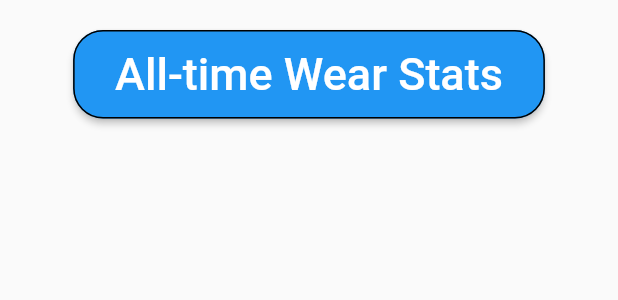
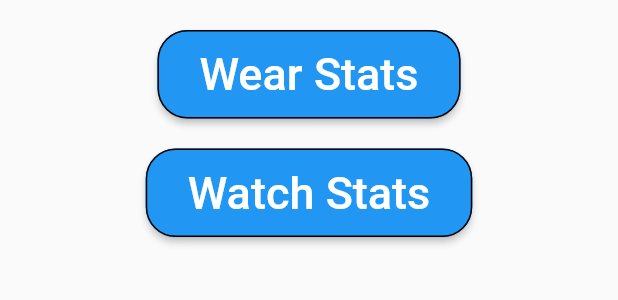
Before and after one commit to Stif-UK/WristCheck, a Flutter app: the StatsWidget widget shown alone on an empty page, opened directly, on a phone screen of 412 x 824 dp. Shown: the top 300 px of the screen. Run offline on Flutter 3.47's test engine with Material 2 defaults, Android fonts, the phone set to English and light mode, and no system bars; our stand-ins replace get, hive, hive_flutter, jiffy, syncfusion_flutter_charts; accounts and stored records are empty.

Commit message:
removed filtercontroller from watchbox widget and added second placeholder button to stats

```diff
--- a/lib/ui/StatsWidget.dart
+++ b/lib/ui/StatsWidget.dart
@@ -23,7 +23,7 @@ class _StatsWidgetState extends State<StatsWidget> {
           child: ElevatedButton(
             child: const Padding(
               padding: EdgeInsets.all(12.0),
-              child: Text("All-time Wear Stats",
+              child: Text("Wear Stats",
               style: TextStyle(
                 fontSize: 30,
               ),),
@@ -33,13 +33,36 @@ class _StatsWidgetState extends State<StatsWidget> {
               shape: MaterialStateProperty.all<RoundedRectangleBorder>(
                       RoundedRectangleBorder(
                           borderRadius: BorderRadius.circular(20.0),
-                          side: BorderSide(color: Colors.black)
+                          side: const BorderSide(color: Colors.black)
                       )
 
     )
     )
     ),
           ),
+        const SizedBox(height: 20),
+        Align(
+          alignment: Alignment.center,
+          child: ElevatedButton(
+              child: const Padding(
+                padding: EdgeInsets.all(12.0),
+                child: Text("Watch Stats",
+                  style: TextStyle(
+                    fontSize: 30,
+                  ),),
+              ),
+              onPressed: (){ },
+              style: ButtonStyle(
+                  shape: MaterialStateProperty.all<RoundedRectangleBorder>(
+                      RoundedRectangleBorder(
+                          borderRadius: BorderRadius.circular(20.0),
+                          side: const BorderSide(color: Colors.black)
+                      )
+
+                  )
+              )
+          ),
+        )
 
       ],
     );
--- a/lib/ui/watchbox/WatchBoxWidget.dart
+++ b/lib/ui/watchbox/WatchBoxWidget.dart
@@ -18,8 +18,8 @@ class WatchBoxWidget extends StatefulWidget {
   @override
   State<WatchBoxWidget> createState() => _WatchBoxWidgetState();
 }
-
-final FilterController filterController = Get.put(FilterController());
+//ToDo: Remove reference to FilterController as not required here
+//final FilterController filterController = Get.put(FilterController());
 
 class _WatchBoxWidgetState extends State<WatchBoxWidget> {
 
```
Also changed, not shown: lib/ui/charts/wear_chart.dart (+7 -3 lines), lib/ui/wearStats.dart (+6 -2 lines), lib/ui/wear_dates_widget.dart (+18 -6 lines).
